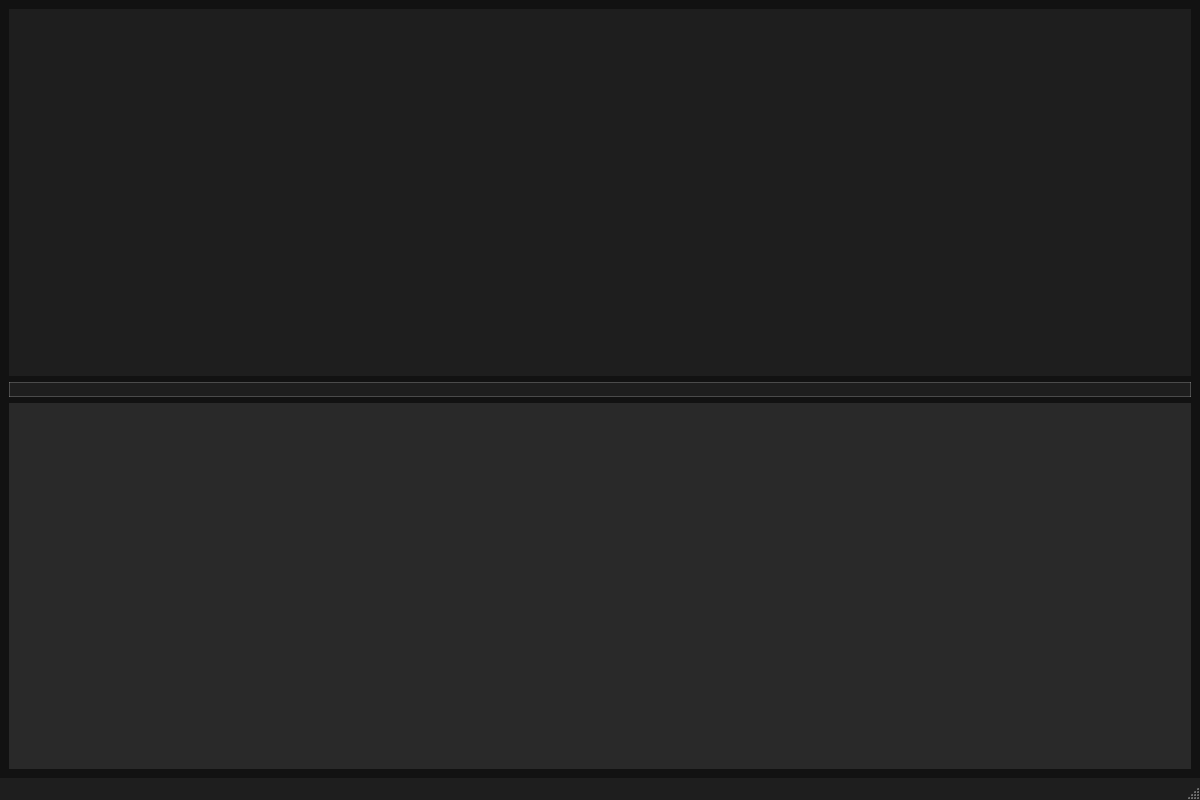
Before: the Qt Designer form include/mainwindow.ui in Firecourt/Firecourt-Cubes, drawn with Qt 5.
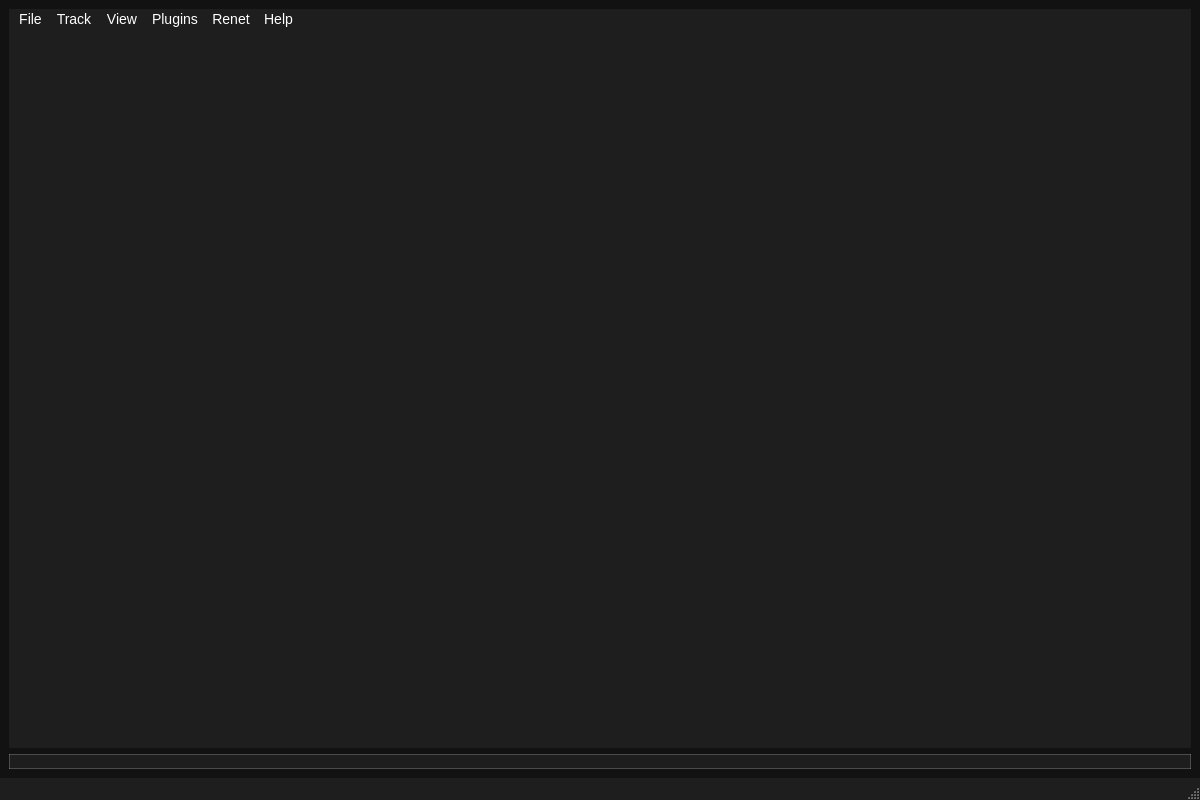
After: the same form once the commit is applied.

Diff of the .ui file:
```diff
--- a/include/mainwindow.ui
+++ b/include/mainwindow.ui
@@ -63,7 +63,7 @@
    <layout class="QVBoxLayout">
     <item>
      <widget class="QMenuBar" name="menubar">
-      <widget class="QMenu" name="menuFile">
+      <widget class="QMenu" name="menuFile_2">
        <property name="title">
         <string>File</string>
        </property>
@@ -76,45 +76,7 @@
        <addaction name="actionPreferences"/>
        <addaction name="actionExit"/>
       </widget>
-      <widget class="QMenu" name="menuEdit">
-       <property name="title">
-        <string>Edit</string>
-       </property>
-       <addaction name="actionUndo"/>
-       <addaction name="actionRedo"/>
-       <addaction name="actionCut"/>
-       <addaction name="actionCopy"/>
-       <addaction name="actionPaste"/>
-       <addaction name="actionDelete"/>
-       <addaction name="actionSelect_All"/>
-       <addaction name="actionFind_Replace"/>
-      </widget>
-      <widget class="QMenu" name="menuView">
-       <property name="title">
-        <string>View</string>
-       </property>
-       <addaction name="actionZoom_In"/>
-       <addaction name="actionZoom_Out"/>
-       <addaction name="actionShow_Grid"/>
-       <addaction name="actionShow_Tools"/>
-       <addaction name="actionShow_Mixer"/>
-       <addaction name="actionShow_Browser"/>
-       <addaction name="actionShow_Inspector"/>
-       <addaction name="actionShow_Transport_Controls"/>
-      </widget>
-      <widget class="QMenu" name="menuProject">
-       <property name="title">
-        <string>Project</string>
-       </property>
-       <addaction name="actionAdd_Track"/>
-       <addaction name="actionDelete_Track"/>
-       <addaction name="actionRename_Track"/>
-       <addaction name="actionGroup_Tracks"/>
-       <addaction name="actionUngroup_Tracks"/>
-       <addaction name="actionFreeze_Track"/>
-       <addaction name="actionBounce_Export_Track"/>
-      </widget>
-      <widget class="QMenu" name="menuTrack">
+      <widget class="QMenu" name="menuTrack_2">
        <property name="title">
         <string>Track</string>
        </property>
@@ -122,32 +84,53 @@
        <addaction name="actionMute"/>
        <addaction name="actionRecord"/>
       </widget>
-      <widget class="QMenu" name="menuSettings">
+      <widget class="QMenu" name="menuView_2">
        <property name="title">
-        <string>Settings</string>
+        <string>View</string>
        </property>
        <addaction name="actionAudio_Settings"/>
        <addaction name="actionMIDI_Settings"/>
        <addaction name="actionPreferences"/>
       </widget>
+      <widget class="QMenu" name="menuPlugins">
+       <property name="title">
+        <string>Plugins</string>
+       </property>
+       <addaction name="actionMixer"/>
+       <addaction name="actionEQ"/>
+       <addaction name="actionInstruments"/>
+       <addaction name="actionEffects"/>
+      </widget>
+      <widget class="QMenu" name="menuRenet">
+       <property name="title">
+        <string>Renet</string>
+       </property>
+       <addaction name="actionOpen_2"/>
+       <addaction name="actionDialogbox"/>
+       <addaction name="actionMessage_Box"/>
+       <addaction name="actionClose"/>
+      </widget>
+      <widget class="QMenu" name="menuHelp">
+       <property name="title">
+        <string>Help</string>
+       </property>
+       <addaction name="actionTutor"/>
+       <addaction name="actionDocumentation"/>
+       <addaction name="actionWhat_is"/>
+      </widget>
+      <addaction name="menuFile_2"/>
+      <addaction name="menuTrack_2"/>
+      <addaction name="menuView_2"/>
+      <addaction name="menuPlugins"/>
+      <addaction name="menuRenet"/>
+      <addaction name="menuHelp"/>
      </widget>
     </item>
     <item>
      <widget class="QToolBar" name="toolBar"/>
     </item>
     <item>
-     <widget class="QWidget" name="browserWidget">
-      <property name="styleSheet">
-       <string notr="true">background-color: rgba(255, 255, 255, 0.1);</string>
-      </property>
-      <property name="minimumSize">
-       <size>
-        <width>250</width>
-        <height>0</height>
-       </size>
-      </property>
-      <layout class="QVBoxLayout"/>
-     </widget>
+     <layout class="QVBoxLayout"/>
     </item>
    </layout>
   </widget>
```
Left out of the diff: 269 changed lines with no effect on the pictures.
